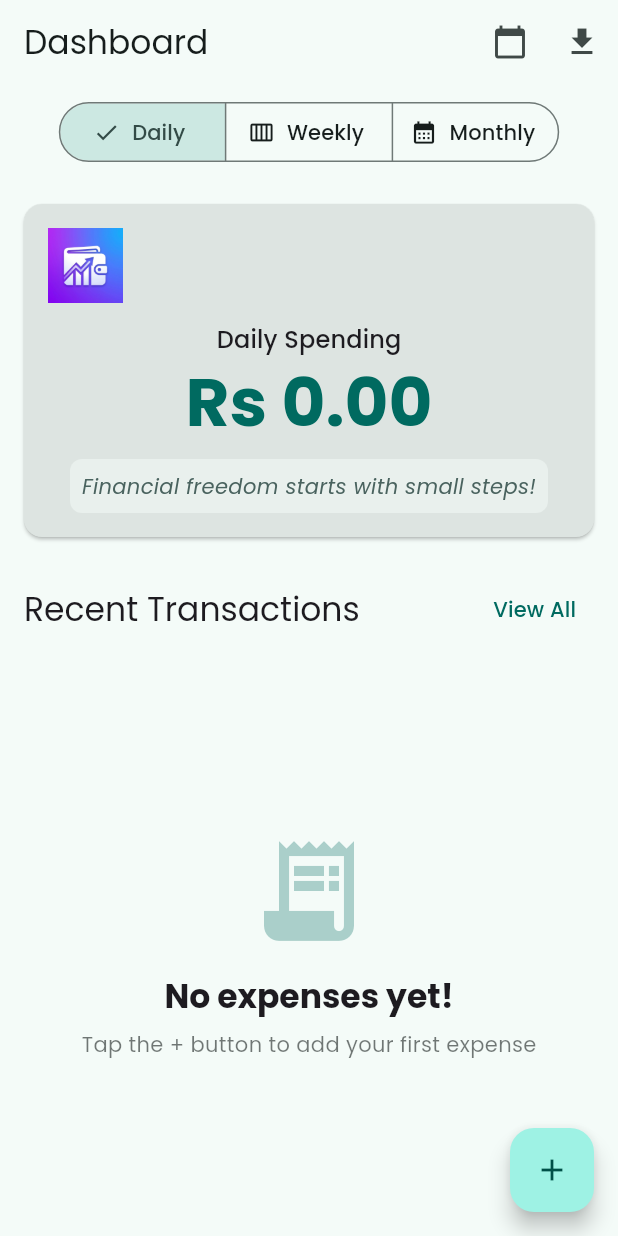
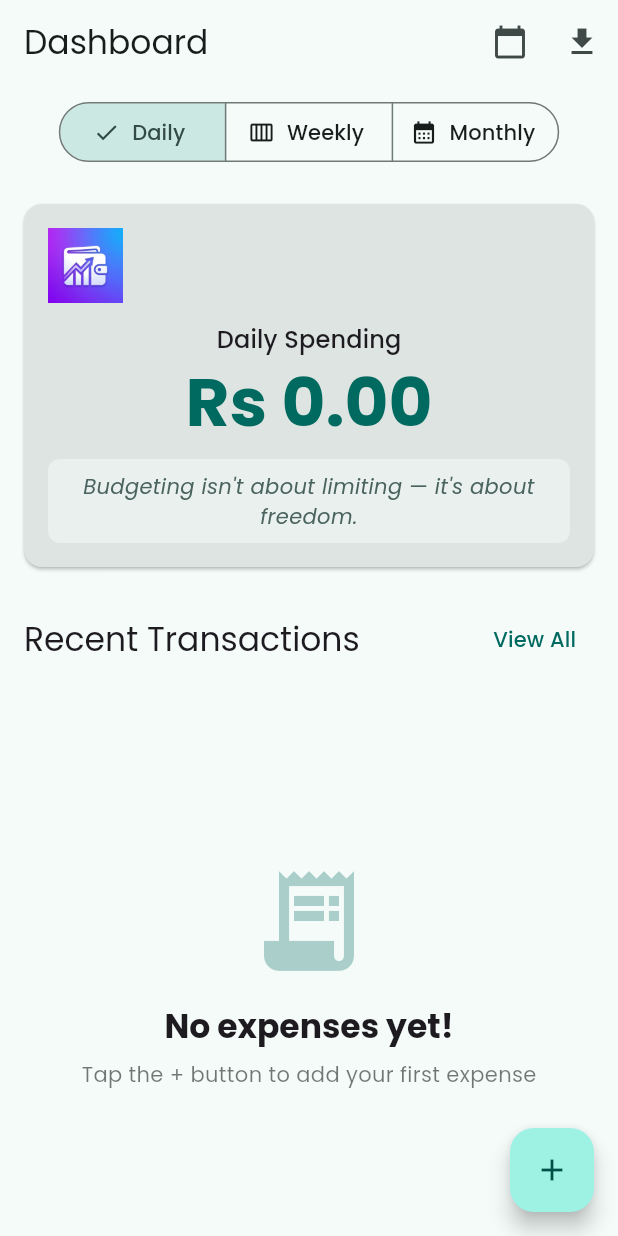
Before and after one commit to badalaryal11/Track-Expenses, a Flutter app: the screen it shows after launch, on a phone screen of 412 x 824 dp. Run offline on Flutter 3.47's test engine with Material 3 defaults, Android fonts, the phone set to English and light mode, and no system bars; our stand-ins replace csv, fl_chart, google_fonts, hive, hive_flutter, share_plus; accounts and stored records are empty.

Commit message:
feat: add rotating motivational quotes on dashboard

```diff
--- a/lib/screens/dashboard_screen.dart
+++ b/lib/screens/dashboard_screen.dart
@@ -1,3 +1,5 @@
+import 'dart:math';
+
 import 'package:flutter/material.dart';
 import 'package:intl/intl.dart';
 import 'package:provider/provider.dart';
@@ -17,6 +19,29 @@ class _DashboardScreenState extends State<DashboardScreen> {
   String _selectedView = 'Daily'; // Options: Daily, Weekly, Yearly
   DateTime _selectedDate = DateTime.now();
   String _selectedCurrency = 'Rs';
+
+  static const _quotes = [
+    'Financial freedom starts with small steps!',
+    'A penny saved is a penny earned.',
+    'Track today, thrive tomorrow.',
+    'Every expense tracked is a step toward control.',
+    'Budgeting isn\'t about limiting — it\'s about freedom.',
+    'Small leaks sink great ships. Track everything!',
+    'Know where your money goes, and make it work for you.',
+    'The habit of saving is itself an education.',
+    'Don\'t save what is left after spending — spend what is left after saving.',
+    'Financial awareness is the first step to wealth.',
+    'Your future self will thank you for tracking today.',
+    'Wealth is not about having a lot — it\'s about managing wisely.',
+  ];
+
+  late final String _currentQuote;
+
+  @override
+  void initState() {
+    super.initState();
+    _currentQuote = _quotes[Random().nextInt(_quotes.length)];
+  }
 
   @override
   Widget build(BuildContext context) {
@@ -244,7 +269,7 @@ class _DashboardScreenState extends State<DashboardScreen> {
                                     borderRadius: BorderRadius.circular(8),
                                   ),
                                   child: Text(
-                                    "Financial freedom starts with small steps!",
+                                    _currentQuote,
                                     style: Theme.of(context)
                                         .textTheme
                                         .bodyMedium
@@ -444,7 +469,7 @@ class _DashboardScreenState extends State<DashboardScreen> {
                               borderRadius: BorderRadius.circular(8),
                             ),
                             child: Text(
-                              "Financial freedom starts with small steps!",
+                              _currentQuote,
                               style: Theme.of(context).textTheme.bodyMedium
                                   ?.copyWith(
                                     fontStyle: FontStyle.italic,
```
